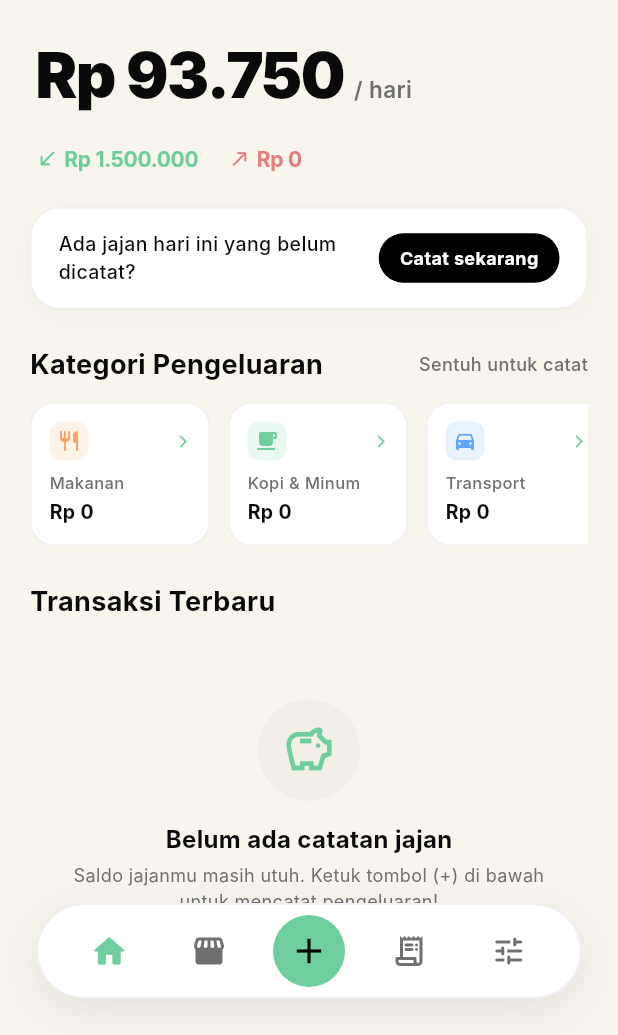
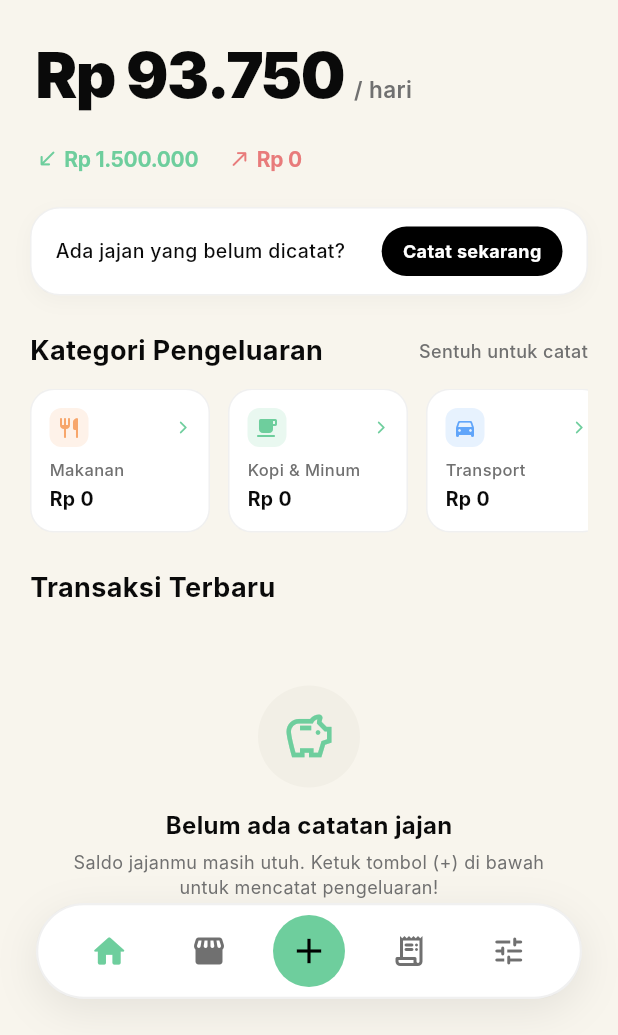
Before and after one commit to HelloRayy/expense-tracker, a Flutter app: the screen it shows after launch, on a phone screen of 412 x 824 dp, the part 201-1236 px from its top. Run offline on Flutter 3.47's test engine with Material 3 defaults, Android fonts, the phone set to English and light mode, and no system bars; our stand-ins replace shared_preferences, sqflite; accounts and stored records are empty; Roboto replaces fonts that are missing (Inter).

Commit message:
feat(dashboard): make nudge banner message strictly single line

```diff
--- a/lib/features/dashboard/dashboard_screen.dart
+++ b/lib/features/dashboard/dashboard_screen.dart
@@ -619,16 +619,16 @@ class _DashboardScreenState extends State<DashboardScreen> with WidgetsBindingOb
   }) {
     final String message;
     if (isOverBudget) {
-      message = 'Batas jajan habis. Tahan jajan dulu ya!';
+      message = 'Batas jajan habis, tahan jajan dulu!';
     } else if (dailyAllowance < 20000) {
-      message = 'Jatah jajan menipis, catat setiap pengeluaran!';
+      message = 'Jatah menipis, catat pengeluaran!';
     } else {
-      message = 'Ada jajan hari ini yang belum dicatat?';
+      message = 'Ada jajan yang belum dicatat?';
     }
 
     return Container(
       width: double.infinity,
-      padding: const EdgeInsets.symmetric(horizontal: 18, vertical: 14),
+      padding: const EdgeInsets.symmetric(horizontal: 16, vertical: 12),
       decoration: BoxDecoration(
         color: cardColor,
         borderRadius: BorderRadius.circular(20),
@@ -645,6 +645,9 @@ class _DashboardScreenState extends State<DashboardScreen> with WidgetsBindingOb
         mainAxisAlignment: MainAxisAlignment.spaceBetween,
         children: [
           Expanded(
+            child: FittedBox(
+              fit: BoxFit.scaleDown,
+              alignment: Alignment.centerLeft,
               child: Text(
                 message,
                 style: TextStyle(
@@ -652,11 +655,11 @@ class _DashboardScreenState extends State<DashboardScreen> with WidgetsBindingOb
                   fontSize: 13,
                   fontWeight: FontWeight.w500,
                 ),
-              maxLines: 2,
-              overflow: TextOverflow.ellipsis,
+                maxLines: 1,
               ),
             ),
-          const SizedBox(width: 12),
+          ),
+          const SizedBox(width: 10),
           Material(
             color: isDark ? Colors.white : Colors.black,
             borderRadius: BorderRadius.circular(20),
```
Lines whose indentation alone changed are shown as unchanged.
